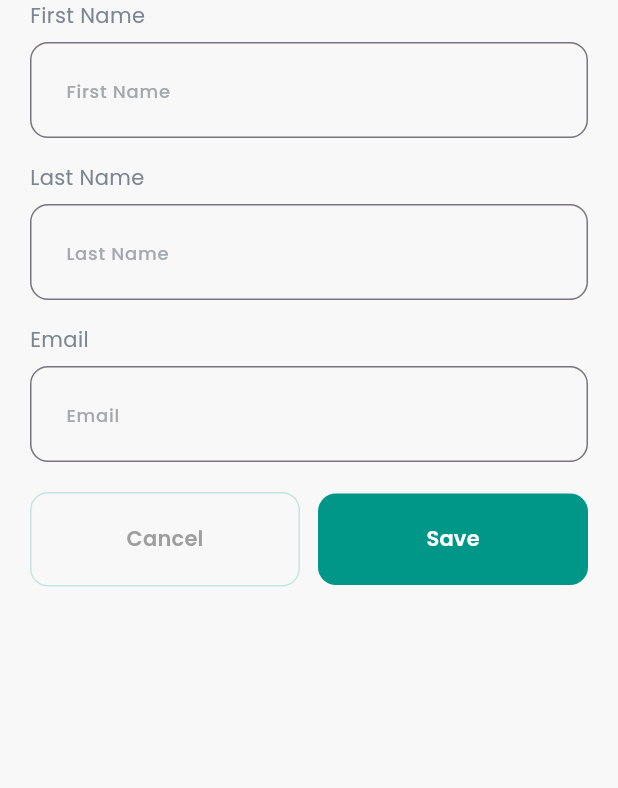
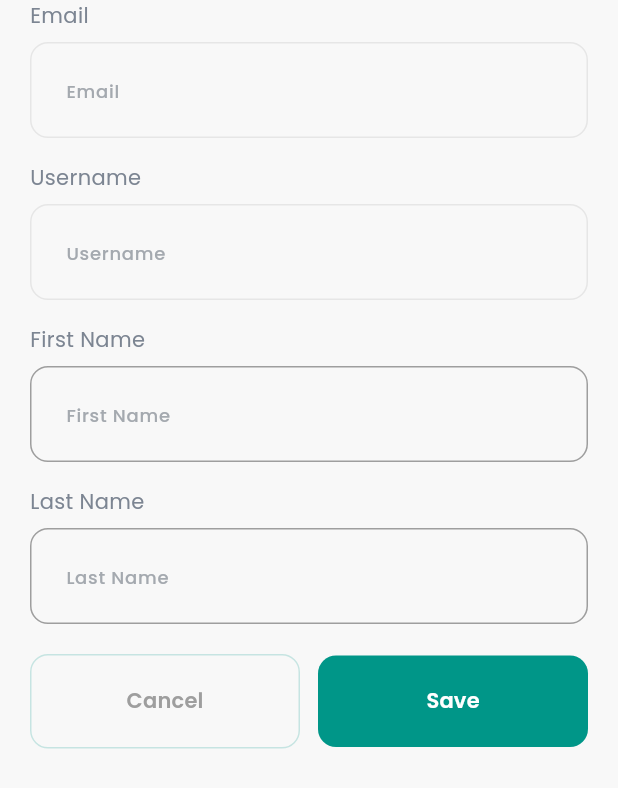
Before and after one commit to whoissharif/dokan, a Flutter app: the AccountDetailsForm widget shown alone on an empty page, opened directly, on a phone screen of 412 x 824 dp. Shown: the top 788 px of the screen. Run offline on Flutter 3.47's test engine with Material 3 defaults, Android fonts, the phone set to English and light mode, and no system bars; our stand-ins replace cached_network_image, dartz, dotted_border, flutter_widget_from_html, fluttertoast, get and 3 more; accounts and stored records are empty; network calls fail.

Commit message:
update profile api integration

```diff
--- a/lib/app/modules/authentication/repository/auth_repository.dart
+++ b/lib/app/modules/authentication/repository/auth_repository.dart
@@ -25,7 +25,8 @@ class AuthRepository {
       log(response.body);
       final decodedData = jsonDecode(response.body);
       if (response.statusCode == 200) {
-        GetStorage().write("token", decodedData['token'].toString());
+        GetStorage().write("token", decodedData['token']);
+        debugPrint(GetStorage().read('token'));
         Fluttertoast.showToast(
             msg: "Successfully Logged In",
             toastLength: Toast.LENGTH_SHORT,
--- a/lib/app/modules/common/widgets/app_bordered_form_field.dart
+++ b/lib/app/modules/common/widgets/app_bordered_form_field.dart
@@ -30,6 +30,9 @@ class _AppBorderedFormFieldState extends State<AppBorderedFormField> {
       readOnly: widget.readOnly,
       controller: widget.controller,
       obscureText: widget.isPassword == true && obscureText,
+      style: widget.readOnly
+          ? const TextStyle(color: Colors.grey)
+          : const TextStyle(),
       decoration: InputDecoration(
         fillColor: Colors.white,
         suffixIcon: widget.isPassword == true
@@ -54,7 +57,23 @@ class _AppBorderedFormFieldState extends State<AppBorderedFormField> {
         hintStyle: Theme.of(context).textTheme.labelMedium,
         border: OutlineInputBorder(
           borderRadius: BorderRadius.circular(12),
-          // borderSide: BorderSide.none,
+          borderSide: BorderSide(
+              color: widget.readOnly
+                  ? Colors.grey.withOpacity(.2)
+                  : AppColors.accentColor),
+        ),
+        enabledBorder: OutlineInputBorder(
+          borderRadius: BorderRadius.circular(12),
+          borderSide: BorderSide(
+              color:
+                  widget.readOnly ? Colors.grey.withOpacity(.2) : Colors.grey),
+        ),
+        focusedBorder: OutlineInputBorder(
+          borderRadius: BorderRadius.circular(12),
+          borderSide: BorderSide(
+              color: widget.readOnly
+                  ? Colors.grey.withOpacity(.2)
+                  : AppColors.accentColor),
         ),
         contentPadding: const EdgeInsets.all(20),
       ),
--- a/lib/app/modules/my_account/controllers/my_account_controller.dart
+++ b/lib/app/modules/my_account/controllers/my_account_controller.dart
@@ -1,6 +1,7 @@
 import 'dart:developer';
 
 import 'package:dokan/app/modules/my_account/repository/account_repository.dart';
+import 'package:flutter/material.dart';
 import 'package:get/get.dart';
 
 import '../../../../core/utils/app_error.dart';
@@ -9,12 +10,28 @@ import '../model/profile_model.dart';
 class MyAccountController extends GetxController {
   Rx<ProfileModel?> profileModel = Rx<ProfileModel?>(null);
   var isProfileLoading = false.obs;
+  var isProfileUpdating = false.obs;
   Rx<AppError?> profileError = Rx<AppError?>(null);
+
+  TextEditingController firstNameController = TextEditingController();
+  TextEditingController lastNameController = TextEditingController();
+  TextEditingController emailController = TextEditingController();
+  TextEditingController usernameController = TextEditingController();
 
   @override
   onInit() async {
     super.onInit();
     await fetchProfileData();
+    if (profileModel.value != null && profileError.value == null) {
+      initTextEditingControllers();
+    }
+  }
+
+  void initTextEditingControllers() {
+    firstNameController.text = profileModel.value!.firstName!;
+    lastNameController.text = profileModel.value!.lastName!;
+    emailController.text = profileModel.value!.email!;
+    usernameController.text = profileModel.value!.username!;
   }
 
   Future<void> fetchProfileData() async {
@@ -34,4 +51,23 @@ class MyAccountController extends GetxController {
       },
     );
   }
+
+  Future<void> updateProfile() async {
+    isProfileUpdating.value = true;
+    var res = await AccountRepository().updateProfile(
+      firstName: firstNameController.text.trim(),
+      lastName: lastNameController.text.trim(),
+    );
+
+    res.fold(
+      (l) {
+        isProfileUpdating.value = false;
+      },
+      (r) {
+        isProfileUpdating.value = false;
+        fetchProfileData();
+        update();
+      },
+    );
+  }
 }
--- a/lib/app/modules/my_account/views/my_account_view.dart
+++ b/lib/app/modules/my_account/views/my_account_view.dart
@@ -66,7 +66,7 @@ class MyAccountView extends GetView<MyAccountController> {
                           ),
                           40.hs,
                           Text(
-                            controller.profileModel.value!.username ?? '',
+                            controller.profileModel.value!.firstName ?? '',
                             style: const TextStyle(
                               fontSize: 24.0,
                               color: AppColors.primaryText,
--- a/lib/app/modules/my_account/views/widget/account_detail_form.dart
+++ b/lib/app/modules/my_account/views/widget/account_detail_form.dart
@@ -1,8 +1,10 @@
 import 'package:dokan/app/modules/common/widgets/app_bordered_form_field.dart';
 import 'package:dokan/app/modules/common/widgets/app_elevated_button.dart';
 import 'package:dokan/app/modules/common/widgets/app_outlined_button.dart';
+import 'package:dokan/app/modules/my_account/controllers/my_account_controller.dart';
 import 'package:dokan/core/utils/size_extension.dart';
 import 'package:flutter/material.dart';
+import 'package:get/get.dart';
 
 class AccountDetailsForm extends StatefulWidget {
   const AccountDetailsForm({super.key});
@@ -12,22 +14,7 @@ class AccountDetailsForm extends StatefulWidget {
 }
 
 class AccountDetailsFormState extends State<AccountDetailsForm> {
-  final _emailController = TextEditingController();
-  final _fullNameController = TextEditingController();
-  final _streetAddressController = TextEditingController();
-  final _aptSuiteController = TextEditingController();
-  final _zipCodeController = TextEditingController();
-
-  @override
-  void dispose() {
-    _emailController.dispose();
-    _fullNameController.dispose();
-    _streetAddressController.dispose();
-    _aptSuiteController.dispose();
-    _zipCodeController.dispose();
-    super.dispose();
-  }
-
+  final controller = Get.find<MyAccountController>();
   @override
   Widget build(BuildContext context) {
     return Form(
@@ -36,19 +23,34 @@ class AccountDetailsFormState extends State<AccountDetailsForm> {
         child: Column(
           crossAxisAlignment: CrossAxisAlignment.start,
           children: [
+            const Text('Email'),
+            8.hs,
+            AppBorderedFormField(
+              hint: 'Email',
+              readOnly: true,
+              controller: controller.emailController,
+            ),
+            16.hs,
+            const Text('Username'),
+            8.hs,
+            AppBorderedFormField(
+              hint: 'Username',
+              readOnly: true,
+              controller: controller.usernameController,
+            ),
+            16.hs,
             const Text('First Name'),
             8.hs,
-            const AppBorderedFormField(hint: 'First Name'),
+            AppBorderedFormField(
+              hint: 'First Name',
+              controller: controller.firstNameController,
+            ),
             16.hs,
             const Text('Last Name'),
             8.hs,
-            const AppBorderedFormField(hint: 'Last Name'),
-            16.hs,
-            const Text('Email'),
-            8.hs,
-            const AppBorderedFormField(
-              hint: 'Email',
-              readOnly: true,
+            AppBorderedFormField(
+              hint: 'Last Name',
+              controller: controller.lastNameController,
             ),
             20.hs,
             Row(
@@ -62,11 +64,16 @@ class AccountDetailsFormState extends State<AccountDetailsForm> {
                   ),
                 ),
                 12.ws,
-                Expanded(
-                  child: AppElevatedButton(
-                    onTap: () {},
-                    text: 'Save',
-                    color: Colors.teal,
+                Obx(
+                  () => Expanded(
+                    child: AppElevatedButton(
+                      onTap: () async {
+                        await controller.updateProfile();
+                      },
+                      text: 'Save',
+                      color: Colors.teal,
+                      isLoading: controller.isProfileUpdating.value,
+                    ),
                   ),
                 ),
               ],
--- a/lib/main.dart
+++ b/lib/main.dart
@@ -2,11 +2,13 @@ import 'package:dokan/theme/app_theme.dart';
 import 'package:flutter/material.dart';
 
 import 'package:get/get.dart';
+import 'package:get_storage/get_storage.dart';
 
 import 'app/routes/app_pages.dart';
 
-void main() {
+void main() async {
   WidgetsFlutterBinding.ensureInitialized();
+  await GetStorage.init();
   runApp(
     GetMaterialApp(
       title: "Application",
```
Also changed, not shown: lib/app/modules/my_account/repository/account_repository.dart (+71 -8 lines).
